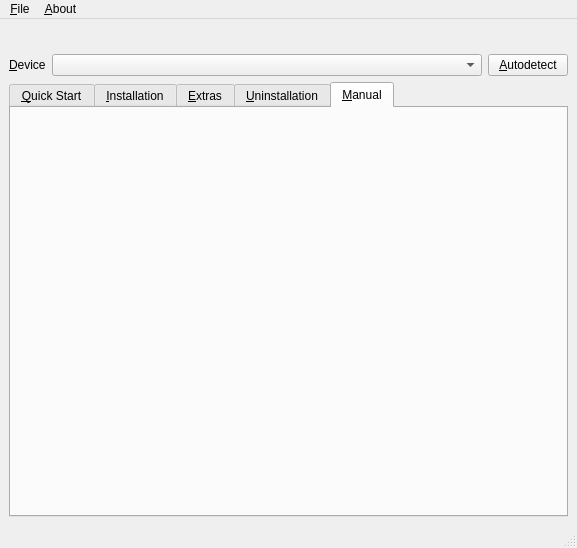
This is rbutil/rbutilqt/rbutilqtfrm.ui in Rockbox-Chinese-Community/Rockbox-RCC as Qt 5 draws it before an edit. The edited form follows.
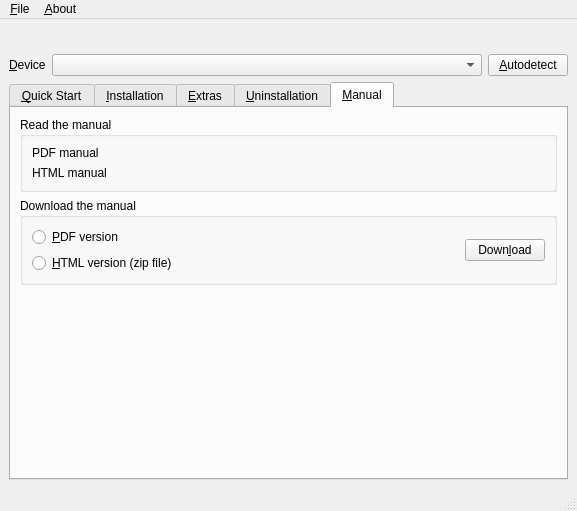
This is the edited form. The open tabs and pages were chosen to show the change. Icons and pictures are not drawn.

Commit message: Put links to the manual on the manual tab. Downloading the manual isn't finished yet.

Diff of the .ui file:
```diff
--- a/rbutil/rbutilqt/rbutilqtfrm.ui
+++ b/rbutil/rbutilqt/rbutilqtfrm.ui
@@ -6,7 +6,7 @@
     <x>0</x>
     <y>0</y>
     <width>577</width>
-    <height>548</height>
+    <height>511</height>
    </rect>
   </property>
   <property name="windowTitle" >
@@ -478,6 +478,103 @@
        <attribute name="title" >
         <string>&amp;Manual</string>
        </attribute>
+       <layout class="QGridLayout" >
+        <item row="0" column="0" >
+         <widget class="QGroupBox" name="groupBox_2" >
+          <property name="title" >
+           <string>Read the manual</string>
+          </property>
+          <layout class="QGridLayout" >
+           <item row="0" column="0" >
+            <widget class="QLabel" name="labelPdfManual" >
+             <property name="text" >
+              <string>PDF manual</string>
+             </property>
+             <property name="openExternalLinks" >
+              <bool>true</bool>
+             </property>
+             <property name="textInteractionFlags" >
+              <set>Qt::LinksAccessibleByKeyboard|Qt::LinksAccessibleByMouse|Qt::NoTextInteraction</set>
+             </property>
+            </widget>
+           </item>
+           <item row="1" column="0" >
+            <widget class="QLabel" name="labelHtmlManual" >
+             <property name="text" >
+              <string>HTML manual</string>
+             </property>
+             <property name="openExternalLinks" >
+              <bool>true</bool>
+             </property>
+             <property name="textInteractionFlags" >
+              <set>Qt::LinksAccessibleByKeyboard|Qt::LinksAccessibleByMouse|Qt::NoTextInteraction</set>
+             </property>
+            </widget>
+           </item>
+          </layout>
+         </widget>
+        </item>
+        <item row="1" column="0" >
+         <widget class="QGroupBox" name="groupBox" >
+          <property name="title" >
+           <string>Download the manual</string>
+          </property>
+          <layout class="QGridLayout" >
+           <item row="0" column="0" >
+            <layout class="QVBoxLayout" >
+             <item>
+              <widget class="QRadioButton" name="radioPdf" >
+               <property name="text" >
+                <string>&amp;PDF version</string>
+               </property>
+              </widget>
+             </item>
+             <item>
+              <widget class="QRadioButton" name="radioHtmlzip" >
+               <property name="text" >
+                <string>&amp;HTML version (zip file)</string>
+               </property>
+              </widget>
+             </item>
+            </layout>
+           </item>
+           <item row="0" column="1" >
+            <spacer>
+             <property name="orientation" >
+              <enum>Qt::Horizontal</enum>
+             </property>
+             <property name="sizeHint" >
+              <size>
+               <width>40</width>
+               <height>20</height>
+              </size>
+             </property>
+            </spacer>
+           </item>
+           <item row="0" column="2" >
+            <widget class="QPushButton" name="buttonDownloadManual" >
+             <property name="text" >
+              <string>Down&amp;load</string>
+             </property>
+            </widget>
+           </item>
+          </layout>
+         </widget>
+        </item>
+        <item row="2" column="0" >
+         <spacer>
+          <property name="orientation" >
+           <enum>Qt::Vertical</enum>
+          </property>
+          <property name="sizeHint" >
+           <size>
+            <width>20</width>
+            <height>40</height>
+           </size>
+          </property>
+         </spacer>
+        </item>
+       </layout>
       </widget>
      </widget>
     </item>
```
Left out of the diff: 120 changed lines with no effect on the pictures. The commit also changes 2 other files.
